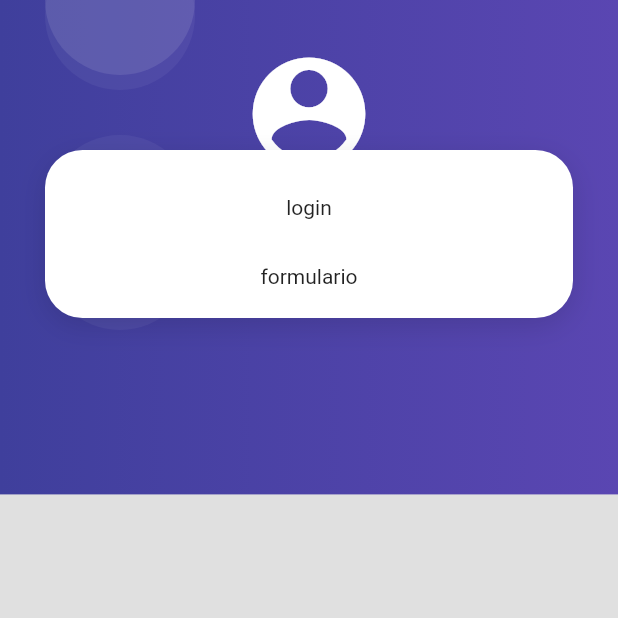
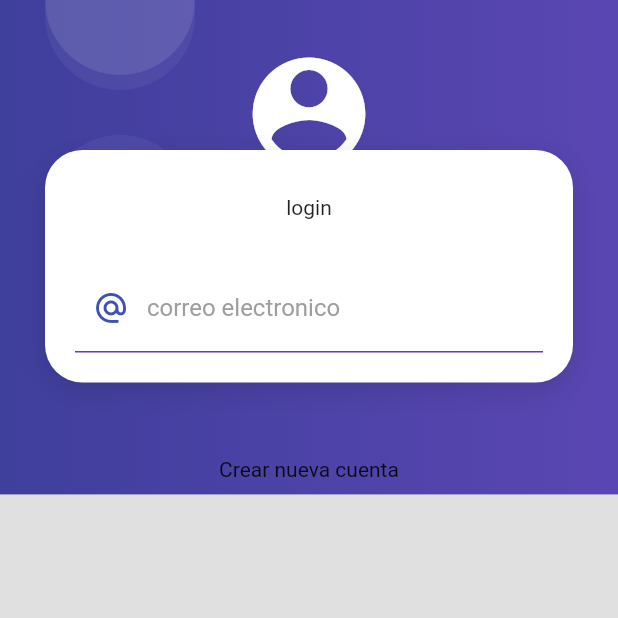
Before and after one commit to MTGCGuerrero/productos_flutter, a Flutter app: the screen it shows after launch, on a phone screen of 412 x 824 dp, the top half of it. Run offline on Flutter 3.47's test engine with Material 2 defaults, Android fonts, the phone set to English and light mode, and no system bars.

Commit message:
login input

```diff
--- a/lib/screens/login_screen.dart
+++ b/lib/screens/login_screen.dart
@@ -15,10 +15,48 @@ class LoginScreen extends StatelessWidget {
             SizedBox(height: 10,),
             Text('login',style: Theme.of(context).textTheme.bodyMedium,),
             SizedBox(height: 30,),
-            Text('formulario')
+            _LoginForm(),
           ],)),
+          SizedBox(height: 50,),
+          Text('Crear nueva cuenta')
         ],
       ),)),
    );
   }
 }
+
+
+class _LoginForm extends StatelessWidget {
+
+  @override
+  Widget build(BuildContext context) {
+    return Container(
+      child: Form(child: Column(children: [
+
+        TextFormField(
+          autocorrect: false,
+          keyboardType: TextInputType.emailAddress,
+          decoration: InputDecoration(
+            enabledBorder: UnderlineInputBorder(
+              borderSide: BorderSide(
+                color: Colors.deepPurple,
+              ),
+            ),
+            focusedBorder: UnderlineInputBorder(
+              borderSide: BorderSide(
+                color: Colors.deepPurple,
+                width: 2,
+              ),
+            ),
+            hintText: 'Email',
+            labelText: 'correo electronico',
+            labelStyle: TextStyle(color: Colors.grey),
+            prefixIcon: Icon(Icons.alternate_email_outlined,color: Colors.indigo,)
+          ),
+        )
+
+
+      ],)),
+    );
+  }
+}
```
